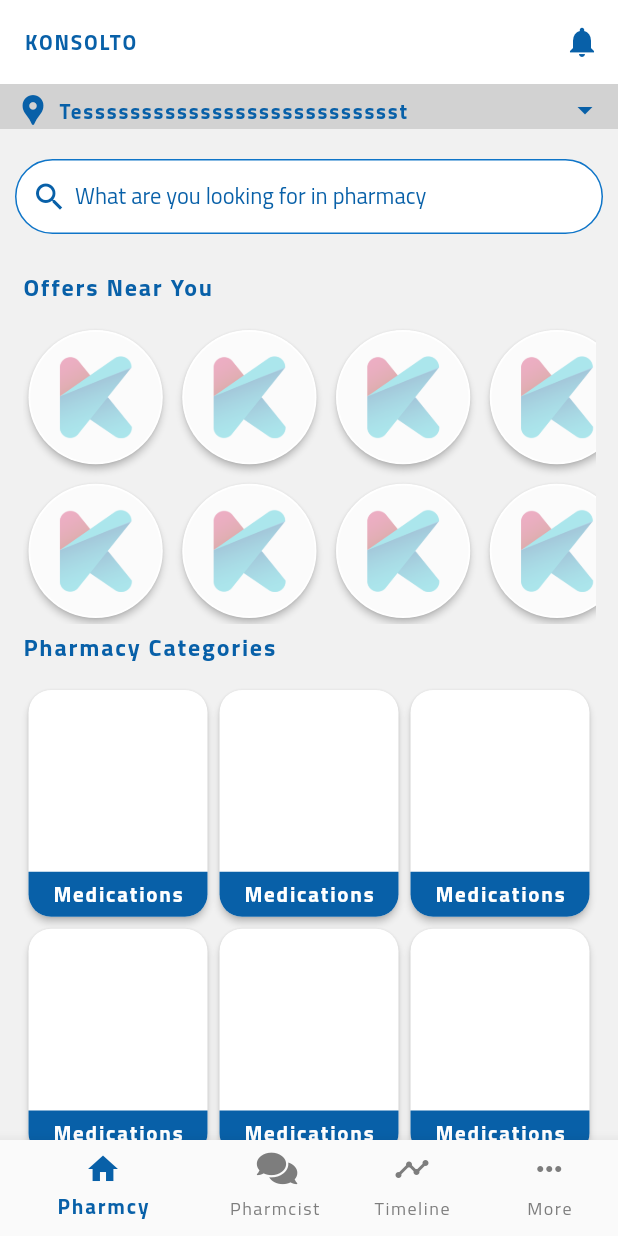
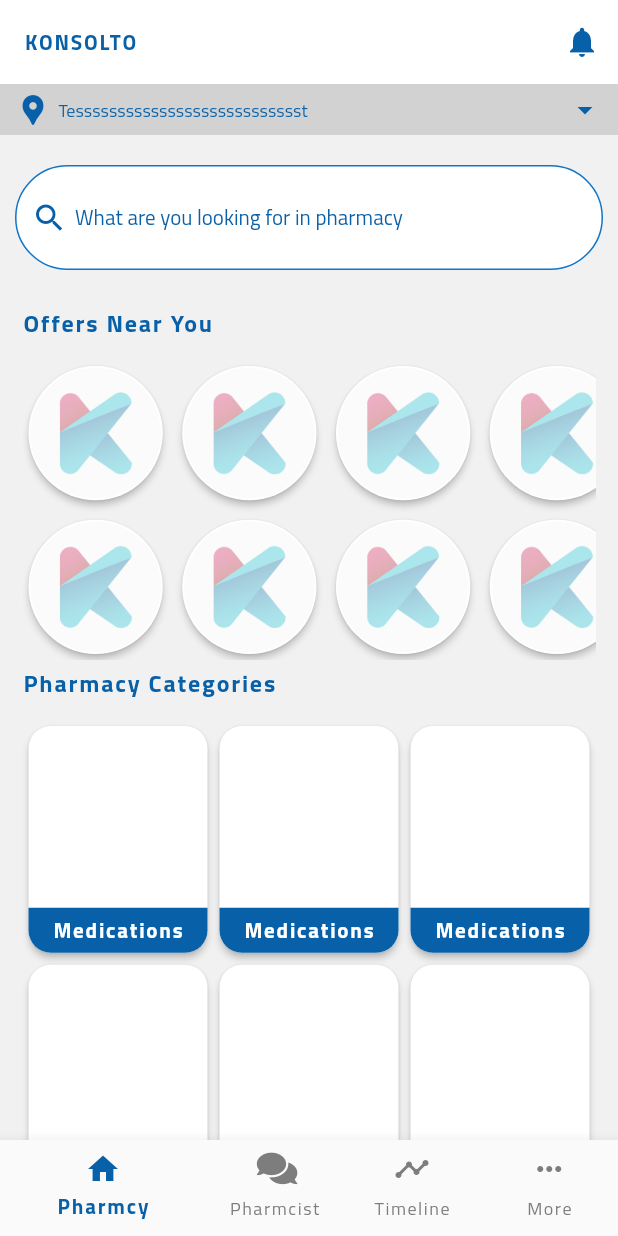
Before and after one commit to ahmedibrahim240/konsolto, a Flutter app: the screen it shows after launch, on a phone screen of 412 x 824 dp. Run offline on Flutter 3.47's test engine with Material 2 defaults, Android fonts, the phone set to English and light mode, and no system bars; our stand-ins replace cached_network_image, carousel_slider, flutter_datetime_picker, font_awesome_flutter, smooth_star_rating; missing offline and left inert: code_fields, flutter_share; network calls fail.

Commit message:
remove height from home AppBar

```diff
--- a/lib/screens/home/homeClasses/homeAppBar.dart
+++ b/lib/screens/home/homeClasses/homeAppBar.dart
@@ -16,7 +16,6 @@ class _HomeAppBarState extends State<HomeAppBar> {
         InkWell(
           onTap: () {},
           child: Container(
-            height: 30,
             width: MediaQuery.of(context).size.width,
             color: Colors.grey[400].withOpacity(.6),
             padding: EdgeInsets.symmetric(horizontal: 10, vertical: 5),
@@ -30,7 +29,7 @@ class _HomeAppBarState extends State<HomeAppBar> {
                     SizedBox(width: 5),
                     Text(
                       "Tessssssssssssssssssssssssssst",
-                      style: AppTheme.headingColorBlue,
+                      style: AppTheme.subHeadingColorBlue,
                     ),
                   ],
                 ),
@@ -42,7 +41,6 @@ class _HomeAppBarState extends State<HomeAppBar> {
         Container(
           margin: EdgeInsets.symmetric(horizontal: 10, vertical: 20),
           padding: EdgeInsets.symmetric(horizontal: 10, vertical: 10),
-          height: 50,
           width: MediaQuery.of(context).size.width,
           decoration: BoxDecoration(
             color: Colors.white,
@@ -64,7 +62,7 @@ class _HomeAppBarState extends State<HomeAppBar> {
                     decoration: InputDecoration(
                       hintText: "What are you looking for in pharmacy",
                       hintStyle:
-                          AppTheme.subHeadingColorBlue.copyWith(fontSize: 15),
+                          AppTheme.subHeadingColorBlue.copyWith(fontSize: 14),
                       contentPadding: EdgeInsets.only(top: 5),
                       enabledBorder: OutlineInputBorder(
                         borderSide: BorderSide(
```
